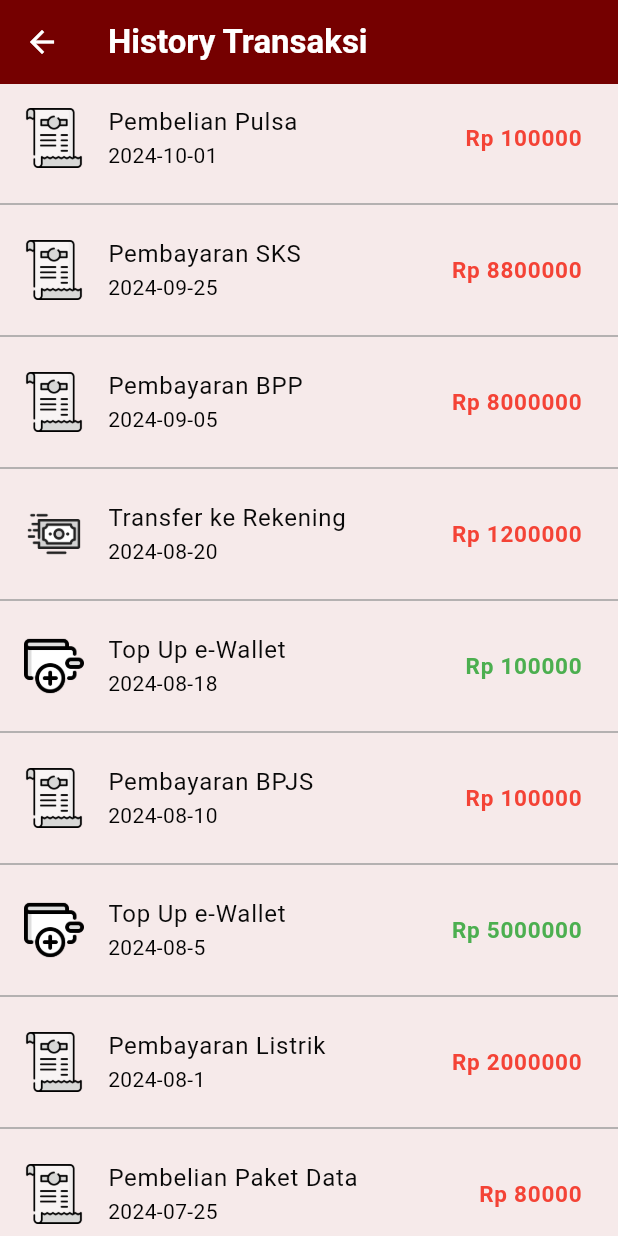
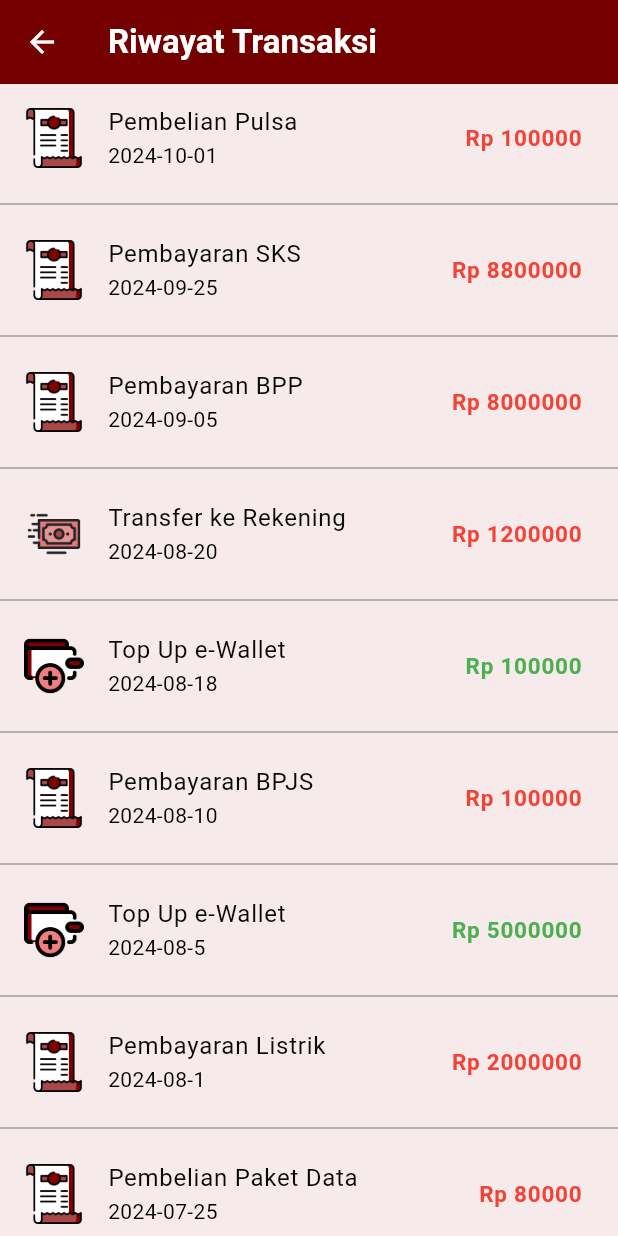
Before and after one commit to Jojosh576/flutter_uts_1, a Flutter app: the HomeScreenContent screen opened directly, after a tap on "Riwayat", on a phone screen of 412 x 824 dp. Run offline on Flutter 3.47's test engine with Material 3 defaults, Android fonts, the phone set to English and light mode, and no system bars; our stand-ins replace curved_navigation_bar, smooth_page_indicator.

Commit message:
mengganti warna icon riwayat

```diff
--- a/lib/history/history_page.dart
+++ b/lib/history/history_page.dart
@@ -32,7 +32,7 @@ class HistoryPage extends StatelessWidget {
           color: Colors.white,
         ),
         title: const Text(
-          'History Transaksi',
+          'Riwayat Transaksi',
           style: TextStyle(
             color: Colors.white,
             fontWeight: FontWeight.bold,
--- a/lib/home/home.dart
+++ b/lib/home/home.dart
@@ -13,7 +13,6 @@ class Home extends StatefulWidget {
   const Home({super.key});
 
   @override
-  // ignore: library_private_types_in_public_api
   _HomeState createState() => _HomeState();
 }
 
@@ -103,20 +102,9 @@ class _HomeScreenContentState extends State<HomeScreenContent> {
           child: Row(
             mainAxisAlignment: MainAxisAlignment.spaceBetween,
             children: [
-              Row(
-                children: [
-                  Text(
-                    'Ling',
-                    style: TextStyle(
-                        fontSize: 29,
-                        fontWeight: FontWeight.bold,
-                        color: Colors.white),
-                  ),
-                  Text(
-                    'Pay',
-                    style: TextStyle(fontSize: 29, color: Colors.white),
-                  ),
-                ],
+              Image(
+                image: AssetImage('assets/image/lingpayw.png'),
+                height: 40
               ),
             ],
           ),
@@ -230,7 +218,7 @@ class _HomeScreenContentState extends State<HomeScreenContent> {
                         );
                       },
                       child: Container(
-                        height: 60,
+                        height: 70,
                         padding: const EdgeInsets.all(13),
                         decoration: BoxDecoration(
                             color: const Color.fromARGB(255, 117, 0, 0),
@@ -270,7 +258,7 @@ class _HomeScreenContentState extends State<HomeScreenContent> {
                         );
                       },
                       child: Container(
-                        height: 60,
+                        height: 70,
                         padding: const EdgeInsets.all(13),
                         decoration: BoxDecoration(
                             color: const Color.fromARGB(255, 117, 0, 0),
@@ -494,8 +482,7 @@ class QRScannerScreen extends StatelessWidget {
             ),
             SizedBox(height: 20),
             ElevatedButton(
-              onPressed: () {
-              },
+              onPressed: () {},
               child: Text('TENTUKAN JUMLAH'),
               style: ElevatedButton.styleFrom(
                 backgroundColor: const Color.fromARGB(255, 117, 0, 0),
```
Also changed, not shown: lib/icons/payment.png, lib/icons/send.png, lib/icons/topup2.png.
